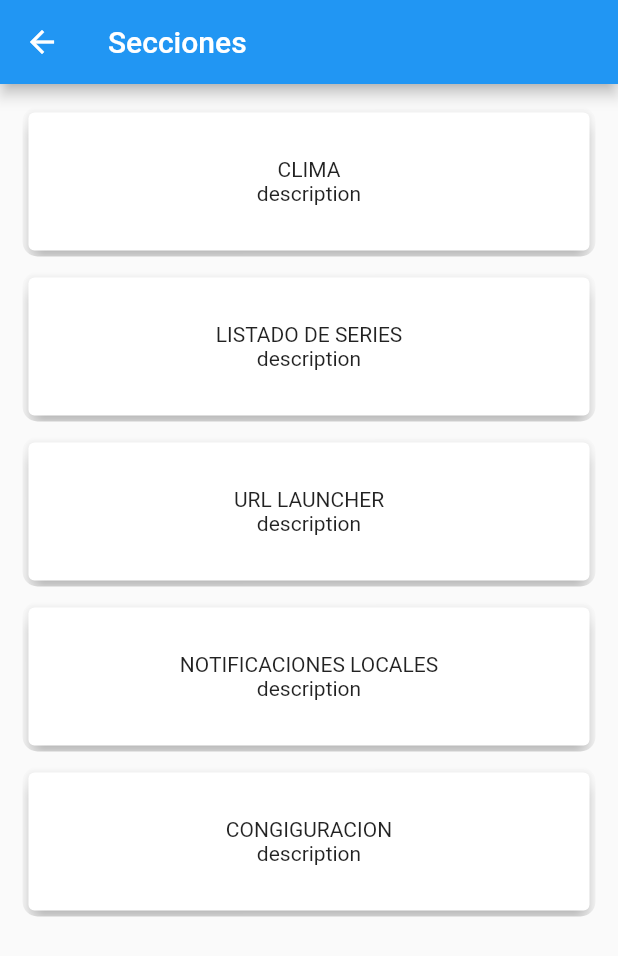
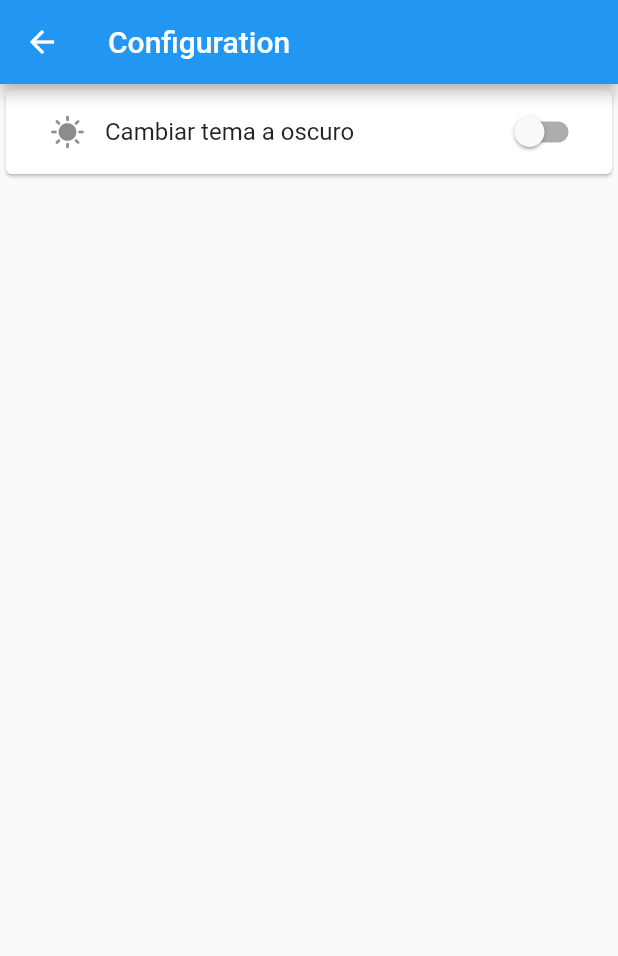
Before and after one commit to aescutiadev/knotion_proyectv2, a Flutter app: the MenuPage screen opened by its route, after a tap on "CONGIGURACION", on a phone screen of 412 x 824 dp. Shown: the top 956 px of the screen. Run offline on Flutter 3.47's test engine with Material 2 defaults, Android fonts, the phone set to English and light mode, and no system bars; our stand-ins replace dartz, either_dart, equatable, flutter_html, get, sqflite and 1 more; accounts and stored records are empty.

Commit message:
Configuracion de tema agregado, colores adaptados al tema seleccionado y vistas de listados y url_launcher mejoradas

```diff
--- /dev/null
+++ b/lib/ui/pages/config_page.dart
@@ -0,0 +1,43 @@
+import 'package:flutter/material.dart';
+import 'package:get/get.dart';
+import 'package:test_project2/ui/themes/general_theme.dart';
+
+class ConfigPage extends StatelessWidget {
+  ConfigPage({Key? key}) : super(key: key);
+
+  final theme = Get.find<ThemeController>();
+
+  @override
+  Widget build(BuildContext context) {
+    return Scaffold(
+      appBar: AppBar(
+        title: const Text('Configuration'),
+      ),
+      body: Obx(
+        () => Column(
+          children: [
+            Card(
+              child: SwitchListTile(
+                value: theme.isDarkMode.value,
+                onChanged: (value) => theme.switchTheme(),
+                title: Row(
+                  children: [
+                    SizedBox(
+                        width: 50,
+                        child: theme.isDarkMode.value
+                            ? const Icon(Icons.dark_mode)
+                            : const Icon(Icons.sunny)),
+                    Flexible(
+                        child: theme.isDarkMode.value
+                            ? const Text('Cambiar tema a claro')
+                            : const Text('Cambiar tema a oscuro'))
+                  ],
+                ),
+              ),
+            ),
+          ],
+        ),
+      ),
+    );
+  }
+}
--- a/lib/ui/pages/login_register.dart
+++ b/lib/ui/pages/login_register.dart
@@ -25,6 +25,7 @@ class LoginRegister extends GetWidget<RegisterUserController> {
               ),
               TextField(
                 controller: controller.textFieldEmail,
+                keyboardType: TextInputType.emailAddress,
                 decoration: const InputDecoration(
                   hintText: 'Correo',
                 ),
--- a/lib/ui/pages/menu_page.dart
+++ b/lib/ui/pages/menu_page.dart
@@ -6,49 +6,85 @@ class MenuPage extends StatelessWidget {
 
   @override
   Widget build(BuildContext context) {
-    return Scaffold(
+    return SafeArea(
+      child: Scaffold(
+        drawer: Drawer(
+          child: ListView(
+            children: [
+              DrawerHeader(
+                decoration: const BoxDecoration(
+                  color: Colors.blue,
+                ),
+                child: Column(
+                  crossAxisAlignment: CrossAxisAlignment.start,
+                  children: [Text('Bienvenido ${Get.arguments}')],
+                ),
+              )
+            ],
+          ),
+        ),
         appBar: AppBar(
           title: const Text('Secciones'),
         ),
         body: ListView(
           padding: const EdgeInsets.all(15.0),
           children: [
-          cardWidget(
+            Table(
+              children: [
+                TableRow(children: <TableCell>[
+                  TableCell(
+                    child: cardWidget(
                       onTap: () {
                         Get.toNamed('/clima');
                       },
                       title: 'CLIMA',
                       description: 'description',
                     ),
-          const SizedBox(height: 10),
-          cardWidget(
+                  ),
+                  TableCell(
+                    child: cardWidget(
                       onTap: () {
                         Get.toNamed('/home');
                       },
                       title: 'LISTADO DE SERIES',
                       description: 'description',
+                      icon: Icons.list_alt_rounded,
+                    ),
+                  ),
+                ]),
+                TableRow(children: <TableCell>[
+                  TableCell(
+                    child: cardWidget(
+                      onTap: () {
+                        Get.toNamed('/urllancher');
+                      },
+                      title: 'URL LAUNCHER',
+                      icon: Icons.pageview,
+                      description: 'description',
+                    ),
+                  ),
+                  TableCell(
+                    child: cardWidget(
+                      onTap: () {},
+                      title: 'NOTIFICACIONES LOCALES',
+                      icon: Icons.notifications,
+                      description: 'description',
+                    ),
+                  ),
+                ]),
+              ],
             ),
             const SizedBox(height: 10),
             cardWidget(
               onTap: () {
-              Get.toNamed('/urllancher');
+                Get.toNamed('/config');
               },
-            title: 'URL LAUNCHER',
-            description: 'description',
-          ),
-          const SizedBox(height: 10),
-          cardWidget(
-            onTap: () {},
-            title: 'NOTIFICACIONES LOCALES',
-            description: 'description',
-          ),
-          const SizedBox(height: 10),
-          cardWidget(
-            onTap: () {},
               title: 'CONGIGURACION',
+              icon: Icons.settings,
               description: 'description',
             ),
           ],
+        ),
       ),
     );
   }
@@ -57,12 +93,13 @@ class MenuPage extends StatelessWidget {
     required void Function()? onTap,
     required String title,
     required String description,
+    IconData icon = Icons.sunny,
   }) =>
       GestureDetector(
         onTap: onTap,
         child: SizedBox(
           width: 100,
-          height: 100,
+          height: 150,
           child: ClipRRect(
             borderRadius: BorderRadius.circular(10.0),
             child: Card(
@@ -70,6 +107,8 @@ class MenuPage extends StatelessWidget {
               child: Column(
                 mainAxisAlignment: MainAxisAlignment.center,
                 children: [
+                  Icon(icon, size: 30),
+                  const SizedBox(height: 10),
                   Text(title),
                   Text(description),
                 ],
--- a/lib/ui/pages/url_launcher_page.dart
+++ b/lib/ui/pages/url_launcher_page.dart
@@ -18,7 +18,7 @@ class UrlLauncherPage extends GetWidget<UrlLauncherController> {
           Container(
             width: size.width,
             height: size.height,
-            color: Colors.white,
+            color: Theme.of(context).cardColor,
             child: Padding(
               padding: const EdgeInsets.all(30.0),
               child: Form(
@@ -61,7 +61,7 @@ class UrlLauncherPage extends GetWidget<UrlLauncherController> {
                         controller.launch(url: controller.urls[index].url);
                       },
                       title: Text(controller.urls[index].url),
-                      leading: Text('$index'),
+                      leading: Text('${index + 1}'),
                     );
                   },
                 ),
--- a/lib/ui/routes.dart
+++ b/lib/ui/routes.dart
@@ -6,6 +6,7 @@ import 'package:test_project2/ui/getx/login_register/login_register_binding.dart
 import 'package:test_project2/ui/getx/url_launcher/url_launcher_binding.dart';
 import 'package:test_project2/ui/getx/web_view/web_view_binding.dart';
 import 'package:test_project2/ui/pages/clima_page.dart';
+import 'package:test_project2/ui/pages/config_page.dart';
 import 'package:test_project2/ui/pages/detail_page.dart';
 import 'package:test_project2/ui/pages/home_page.dart';
 import 'package:test_project2/ui/pages/login_page.dart';
@@ -44,6 +45,10 @@ List<GetPage<dynamic>>? routes() => [
         binding: HomeBindings(),
       ),
       GetPage(
+        name: '/config',
+        page: () => ConfigPage(),
+      ),
+      GetPage(
         name: '/detail',
         page: () => const DetailPage(),
         binding: DetailBinding(),
@@ -52,5 +57,5 @@ List<GetPage<dynamic>>? routes() => [
         name: '/detail/serie',
         page: () => const WebViewPage(),
         binding: WebBinding(),
-      )
+      ),
     ];
```
Also changed, not shown: lib/main.dart (+4 -3 lines), lib/ui/getx/login_register/login_register_controller.dart (+10 -1 lines), lib/ui/pages/home_page.dart (+25 -3 lines), lib/ui/themes/general_theme.dart (+11 -2 lines). Lines whose indentation alone changed are shown as unchanged.
